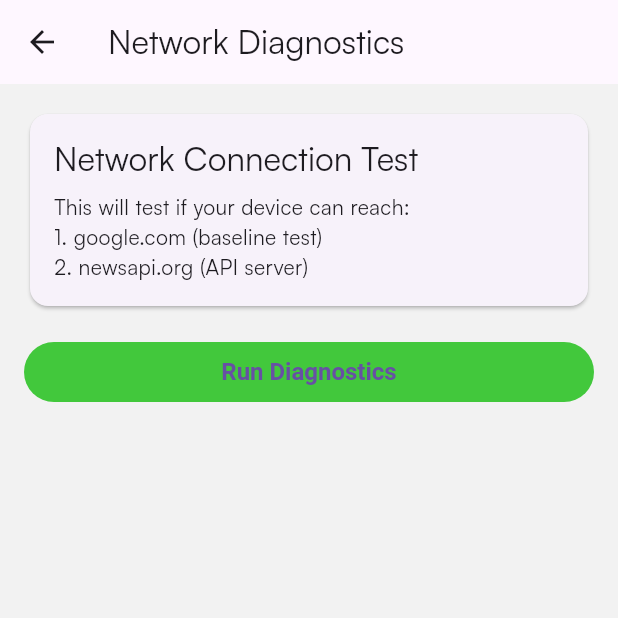
After one commit to ngonhatcuonguit/flutter_core, a Flutter app: the NetworkDebugPage screen opened directly, on a phone screen of 412 x 824 dp, the top half of it. The commit adds this screen. Run offline on Flutter 3.47's test engine with Material 3 defaults, Android fonts, the light colour scheme and no system bars; our stand-ins replace bloc, cached_network_image, connectivity_plus, dio, equatable, flutter_bloc and 7 more; missing offline and left inert: dart:js; accounts and stored records are empty; generated files the repository leaves out were written again; network calls fail.

Commit message:
update & fix bug network

```diff
--- a/lib/presentation/bloc/article/remote/remote_article_bloc.dart
+++ b/lib/presentation/bloc/article/remote/remote_article_bloc.dart
@@ -16,9 +16,13 @@ class RemoteArticlesBloc extends Bloc<RemoteArticleEvent, RemoteArticleState> {
     GetArticles event,
     Emitter<RemoteArticleState> emit,
   ) async {
+    emit(const RemoteArticleLoading());
+
     final dataState = await _getArticleUseCase();
 
     if (dataState is DataSuccess && dataState.data!.isNotEmpty) {
+      emit(RemoteArticleDone(dataState.data ?? []));
+    } else if (dataState is DataSuccess && dataState.data!.isEmpty) {
       emit(RemoteArticleDone(dataState.data ?? []));
     } else if (dataState is DataFailed) {
       emit(RemoteArticleError(dataState.error!));
--- /dev/null
+++ b/lib/presentation/pages/debug/network_debug_page.dart
@@ -0,0 +1,220 @@
+import 'package:flutter/material.dart';
+import 'package:flutter_core_project/utils/network_test_helper.dart';
+
+/// Debug page for testing network connectivity
+class NetworkDebugPage extends StatefulWidget {
+  const NetworkDebugPage({super.key});
+
+  @override
+  State<NetworkDebugPage> createState() => _NetworkDebugPageState();
+}
+
+class _NetworkDebugPageState extends State<NetworkDebugPage> {
+  bool _isRunning = false;
+  Map<String, dynamic>? _diagnostics;
+
+  Future<void> _runDiagnostics() async {
+    setState(() {
+      _isRunning = true;
+      _diagnostics = null;
+    });
+
+    try {
+      final result = await NetworkTestHelper.runNetworkDiagnostics();
+      setState(() {
+        _diagnostics = result;
+        _isRunning = false;
+      });
+    } catch (e) {
+      setState(() {
+        _diagnostics = {
+          'error': true,
+          'message': e.toString(),
+        };
+        _isRunning = false;
+      });
+    }
+  }
+
+  @override
+  Widget build(BuildContext context) {
+    return Scaffold(
+      appBar: AppBar(
+        title: const Text('Network Diagnostics'),
+      ),
+      body: Padding(
+        padding: const EdgeInsets.all(16.0),
+        child: Column(
+          crossAxisAlignment: CrossAxisAlignment.stretch,
+          children: [
+            Card(
+              child: Padding(
+                padding: const EdgeInsets.all(16.0),
+                child: Column(
+                  crossAxisAlignment: CrossAxisAlignment.start,
+                  children: [
+                    Text(
+                      'Network Connection Test',
+                      style: Theme.of(context).textTheme.titleLarge,
+                    ),
+                    const SizedBox(height: 8),
+                    Text(
+                      'This will test if your device can reach:\n'
+                      '1. google.com (baseline test)\n'
+                      '2. newsapi.org (API server)',
+                      style: Theme.of(context).textTheme.bodyMedium,
+                    ),
+                  ],
+                ),
+              ),
+            ),
+            const SizedBox(height: 16),
+            ElevatedButton(
+              onPressed: _isRunning ? null : _runDiagnostics,
+              child: _isRunning
+                  ? const Row(
+                      mainAxisAlignment: MainAxisAlignment.center,
+                      children: [
+                        SizedBox(
+                          width: 20,
+                          height: 20,
+                          child: CircularProgressIndicator(strokeWidth: 2),
+                        ),
+                        SizedBox(width: 12),
+                        Text('Running Diagnostics...'),
+                      ],
+                    )
+                  : const Text('Run Diagnostics'),
+            ),
+            const SizedBox(height: 24),
+            if (_diagnostics != null) ...[
+              Card(
+                color: _diagnostics!['error'] == true
+                    ? Colors.red.shade50
+                    : Colors.green.shade50,
+                child: Padding(
+                  padding: const EdgeInsets.all(16.0),
+                  child: Column(
+                    crossAxisAlignment: CrossAxisAlignment.start,
+                    children: [
+                      Row(
+                        children: [
+                          Icon(
+                            _diagnostics!['error'] == true
+                                ? Icons.error
+                                : Icons.check_circle,
+                            color: _diagnostics!['error'] == true
+                                ? Colors.red
+                                : Colors.green,
+                          ),
+                          const SizedBox(width: 8),
+                          Text(
+                            'Diagnostics Results',
+                            style: Theme.of(context)
+                                .textTheme
+                                .titleMedium
+                                ?.copyWith(fontWeight: FontWeight.bold),
+                          ),
+                        ],
+                      ),
+                      const Divider(height: 24),
+                      if (_diagnostics!['error'] == true) ...[
+                        Text('Error: ${_diagnostics!['message']}'),
+                      ] else ...[
+                        _buildTestResult(
+                          'Google.com',
+                          _diagnostics!['canResolveGoogle'] ?? false,
+                        ),
+                        const SizedBox(height: 12),
+                        _buildTestResult(
+                          'NewsAPI.org',
+                          _diagnostics!['canResolveNewsApi'] ?? false,
+                        ),
+                        const Divider(height: 24),
+                        Text(
+                          'Diagnosis:',
+                          style: Theme.of(context)
+                              .textTheme
+                              .titleSmall
+                              ?.copyWith(fontWeight: FontWeight.bold),
+                        ),
+                        const SizedBox(height: 8),
+                        Text(
+                          _diagnostics!['diagnosis'] ?? 'Unknown',
+                          style: Theme.of(context).textTheme.bodyMedium,
+                        ),
+                      ],
+                    ],
+                  ),
+                ),
+              ),
+              const SizedBox(height: 16),
+              if (_diagnostics!['canResolveGoogle'] == true &&
+                  _diagnostics!['canResolveNewsApi'] == false) ...[
+                Card(
+                  color: Colors.orange.shade50,
+                  child: Padding(
+                    padding: const EdgeInsets.all(16.0),
+                    child: Column(
+                      crossAxisAlignment: CrossAxisAlignment.start,
+                      children: [
+                        Row(
+                          children: [
+                            Icon(Icons.warning, color: Colors.orange.shade700),
+                            const SizedBox(width: 8),
+                            Text(
+                              'Troubleshooting Tips',
+                              style: Theme.of(context)
+                                  .textTheme
+                                  .titleMedium
+                                  ?.copyWith(fontWeight: FontWeight.bold),
+                            ),
+                          ],
+                        ),
+                        const SizedBox(height: 12),
+                        const Text(
+                          '1. Check if you are using a VPN\n'
+                          '2. Check firewall settings\n'
+                          '3. Try changing DNS servers (8.8.8.8, 1.1.1.1)\n'
+                          '4. Disable any proxy settings\n'
+                          '5. Try on a different network',
+                        ),
+                      ],
+                    ),
+                  ),
+                ),
+              ],
+            ],
+          ],
+        ),
+      ),
+    );
+  }
+
+  Widget _buildTestResult(String label, bool passed) {
+    return Row(
+      children: [
+        Icon(
+          passed ? Icons.check_circle : Icons.cancel,
+          color: passed ? Colors.green : Colors.red,
+        ),
+        const SizedBox(width: 12),
+        Text(
+          label,
+          style: TextStyle(
+            fontWeight: FontWeight.w600,
+            color: passed ? Colors.green.shade800 : Colors.red.shade800,
+          ),
+        ),
+        const Spacer(),
+        Text(
+          passed ? 'PASS' : 'FAIL',
+          style: TextStyle(
+            fontWeight: FontWeight.bold,
+            color: passed ? Colors.green : Colors.red,
+          ),
+        ),
+      ],
+    );
+  }
+}
--- /dev/null
+++ b/lib/utils/network_test_helper.dart
@@ -0,0 +1,88 @@
+import 'dart:async';
+import 'dart:io';
+import 'package:flutter/foundation.dart';
+
+/// Helper class to test network connectivity
+class NetworkTestHelper {
+  /// Test if we can resolve newsapi.org
+  static Future<bool> canResolveNewsApi() async {
+    try {
+      debugPrint('🧪 Testing DNS resolution for newsapi.org...');
+      final result = await InternetAddress.lookup('newsapi.org')
+          .timeout(const Duration(seconds: 10));
+
+      if (result.isNotEmpty) {
+        debugPrint('✅ Successfully resolved newsapi.org');
+        debugPrint(
+            '   IP addresses: ${result.map((e) => e.address).join(", ")}');
+        return true;
+      } else {
+        debugPrint('❌ No IP addresses found for newsapi.org');
+        return false;
+      }
+    } on SocketException catch (e) {
+      debugPrint('❌ SocketException: $e');
+      debugPrint('   OS Error: ${e.osError}');
+      return false;
+    } catch (e) {
+      debugPrint('❌ Unexpected error (timeout or other): $e');
+      return false;
+    }
+  }
+
+  /// Test if we can resolve google.com (as a baseline)
+  static Future<bool> canResolveGoogle() async {
+    try {
+      debugPrint('🧪 Testing DNS resolution for google.com...');
+      final result = await InternetAddress.lookup('google.com')
+          .timeout(const Duration(seconds: 10));
+
+      if (result.isNotEmpty) {
+        debugPrint('✅ Successfully resolved google.com');
+        debugPrint(
+            '   IP addresses: ${result.map((e) => e.address).join(", ")}');
+        return true;
+      } else {
+        debugPrint('❌ No IP addresses found for google.com');
+        return false;
+      }
+    } on SocketException catch (e) {
+      debugPrint('❌ SocketException: $e');
+      return false;
+    } catch (e) {
+      debugPrint('❌ Unexpected error (timeout or other): $e');
+      return false;
+    }
+  }
+
+  /// Run comprehensive network test
+  static Future<Map<String, dynamic>> runNetworkDiagnostics() async {
+    debugPrint('🔬 Running network diagnostics...');
+
+    final canResolveGoogle = await NetworkTestHelper.canResolveGoogle();
+    final canResolveNewsApi = await NetworkTestHelper.canResolveNewsApi();
+
+    final result = {
+      'canResolveGoogle': canResolveGoogle,
+      'canResolveNewsApi': canResolveNewsApi,
+      'diagnosis': _getDiagnosis(canResolveGoogle, canResolveNewsApi),
+    };
+
+    debugPrint('📊 Diagnostics complete: $result');
+    return result;
+  }
+
+  static String _getDiagnosis(bool google, bool newsApi) {
+    if (google && newsApi) {
+      return 'Internet connection is working properly';
+    } else if (google && !newsApi) {
+      return 'Internet works but newsapi.org cannot be reached. '
+          'This could be due to firewall, VPN, or DNS settings.';
+    } else if (!google && !newsApi) {
+      return 'No internet connection detected. '
+          'Please check your WiFi or mobile data.';
+    } else {
+      return 'Unexpected network state. Please check your connection.';
+    }
+  }
+}
```
Also changed, not shown: lib/data/repositories/news/article_repository_impl.dart (+29 -1 lines), lib/presentation/pages/news/daily_news.dart (+44 -3 lines), lib/services/network_service.dart (+17 -1 lines), 3 other files.
